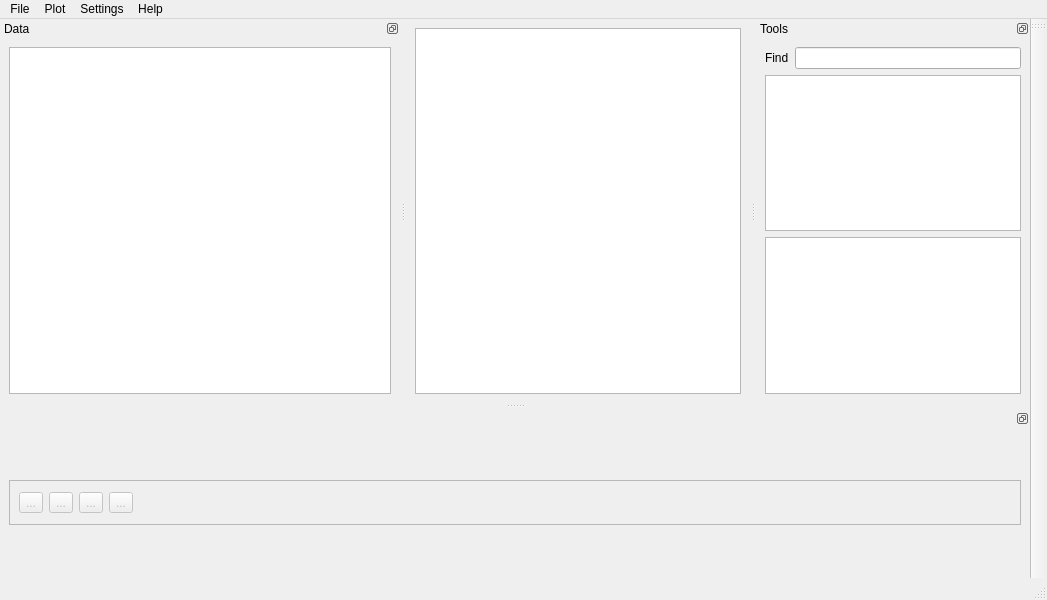
ArashMassoudieh/SedSat3, file mainwindow.ui: the form before one commit.
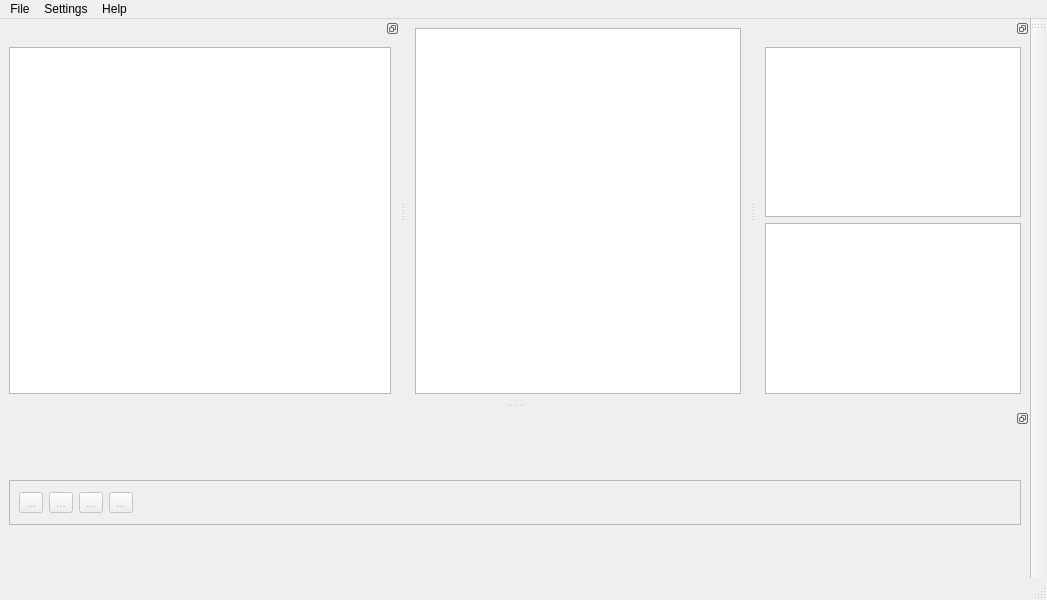
The form after the commit.

```diff
--- a/mainwindow.ui
+++ b/mainwindow.ui
@@ -41,17 +41,6 @@
     <addaction name="actionSave_Project"/>
     <addaction name="actionOpen_Project"/>
    </widget>
-   <widget class="QMenu" name="menuPlot">
-    <property name="title">
-     <string>Plot</string>
-    </property>
-    <addaction name="actionRaw_Elemental_Profiles"/>
-    <addaction name="actionTestGraphs"/>
-    <addaction name="actionTestDialog"/>
-    <addaction name="actionTestLikelihoods"/>
-    <addaction name="actionTestProgressGraph"/>
-    <addaction name="actionTestLevenberg_Marquardt"/>
-   </widget>
    <widget class="QMenu" name="menuSettings">
     <property name="title">
      <string>Settings</string>
@@ -67,7 +56,6 @@
     <addaction name="actionAbout"/>
    </widget>
    <addaction name="menuFile"/>
-   <addaction name="menuPlot"/>
    <addaction name="menuSettings"/>
    <addaction name="menuHelp"/>
   </widget>
@@ -178,7 +166,7 @@
     <set>QDockWidget::DockWidgetFloatable|QDockWidget::DockWidgetMovable</set>
    </property>
    <property name="windowTitle">
-    <string>Data</string>
+    <string/>
    </property>
    <attribute name="dockWidgetArea">
     <number>1</number>
@@ -214,27 +202,13 @@
     <set>QDockWidget::DockWidgetFloatable|QDockWidget::DockWidgetMovable</set>
    </property>
    <property name="windowTitle">
-    <string>Tools</string>
+    <string/>
    </property>
    <attribute name="dockWidgetArea">
     <number>2</number>
    </attribute>
    <widget class="QWidget" name="dockWidgetContents_4">
     <layout class="QVBoxLayout" name="verticalLayout_4">
-     <item>
-      <layout class="QHBoxLayout" name="horizontalLayout_5">
-       <item>
-        <widget class="QLabel" name="label">
-         <property name="text">
-          <string>Find</string>
-         </property>
-        </widget>
-       </item>
-       <item>
-        <widget class="QLineEdit" name="lineEdit"/>
-       </item>
-      </layout>
-     </item>
      <item>
       <widget class="QTreeView" name="treeViewtools">
        <property name="animated">
```
